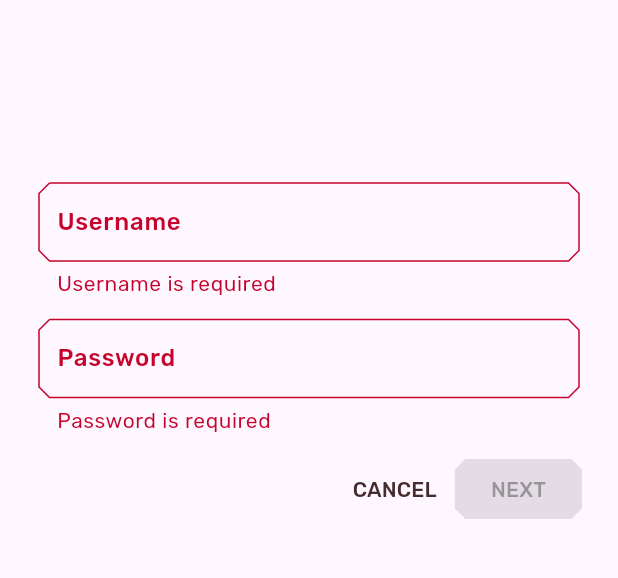
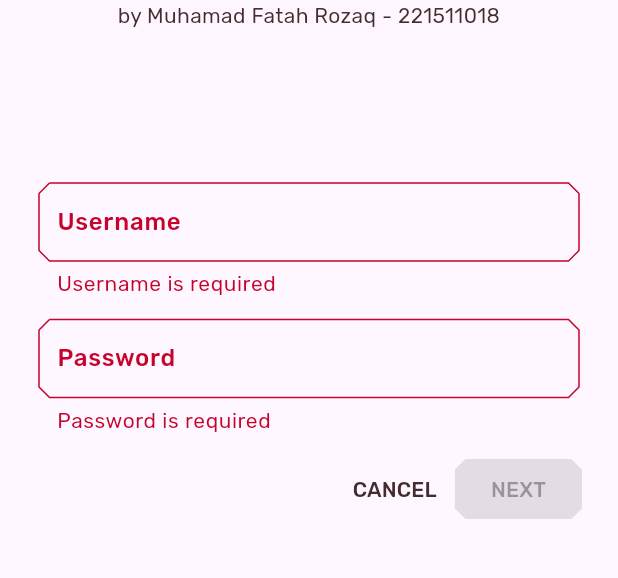
Before and after one commit to FatahRozaq/proyek4-pertemuan3, a Flutter app: the screen it shows after launch, after a tap on "CANCEL", on a phone screen of 412 x 824 dp, the part 243-821 px from its top. Run offline on Flutter 3.47's test engine with Material 3 defaults, Android fonts, the phone set to English and light mode, and no system bars.

Commit message:
Update Login. Warna

```diff
--- a/lib/backdrop.dart
+++ b/lib/backdrop.dart
@@ -255,7 +255,7 @@ class _BackdropState extends State<Backdrop>
       actions: <Widget>[
         IconButton(
           icon: const Icon(
-            Icons.search,
+            Icons.logout,
             semanticLabel: 'login',
           ),
           onPressed: () {
--- a/lib/login.dart
+++ b/lib/login.dart
@@ -59,7 +59,11 @@ class _LoginPageState extends State<LoginPage> {
                 ),
               ],
             ),
-            const SizedBox(height: 120.0),
+            Text(
+              'by Muhamad Fatah Rozaq - 221511018',
+              textAlign: TextAlign.center,
+            ),
+            const SizedBox(height: 100.0),
             TextField(
               controller: _usernameController,
               decoration: InputDecoration(
@@ -102,7 +106,7 @@ class _LoginPageState extends State<LoginPage> {
                       : null,
                   style: ElevatedButton.styleFrom(
                     foregroundColor: kShrineBrown900,
-                    backgroundColor: kShrinePink100,
+                    backgroundColor: kShrineGreen100,
                     elevation: 8.0,
                     shape: const BeveledRectangleBorder(
                       borderRadius: BorderRadius.all(Radius.circular(7.0)),
```
Also changed, not shown: lib/about.dart (deleted), 1 other file.
